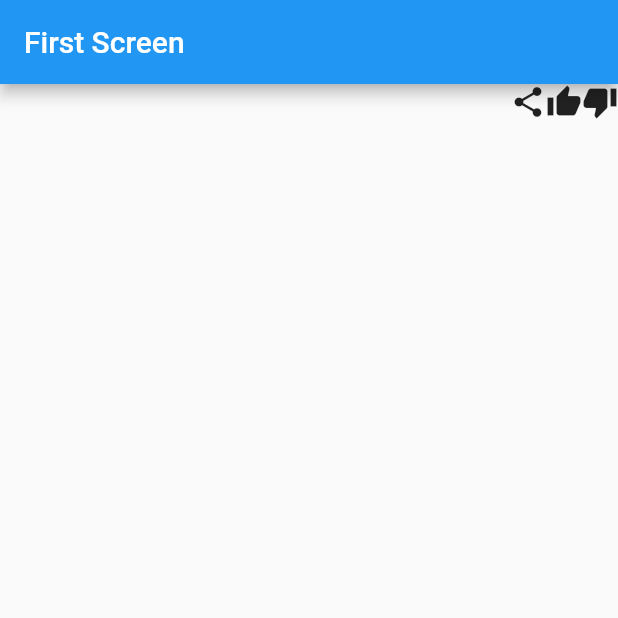
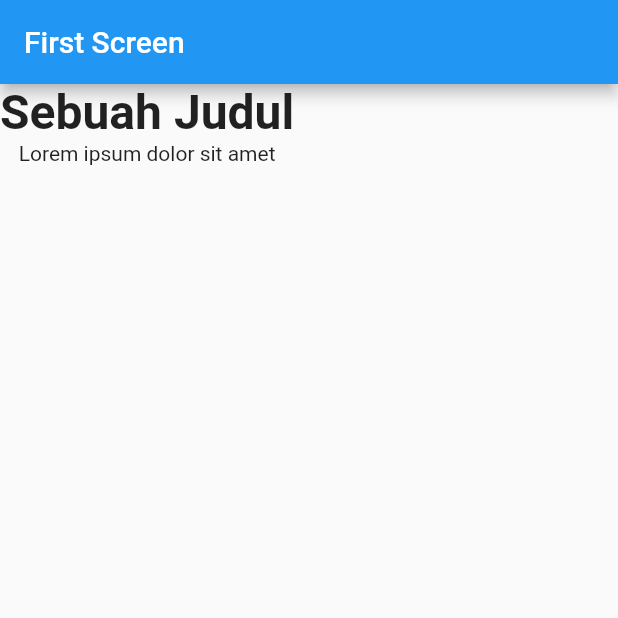
Before and after one commit to samani21/komponen-dasar-flutter, a Flutter app: the screen it shows after launch, on a phone screen of 412 x 824 dp, the top half of it. Run offline on Flutter 3.47's test engine with Material 2 defaults, Android fonts, the phone set to English and light mode, and no system bars.

Commit message:
membuat widget column

```diff
--- a/lib/main.dart
+++ b/lib/main.dart
@@ -26,14 +26,15 @@ class FirstScreen extends StatelessWidget {
             appBar: AppBar(
               title: Text('First Screen'),
             ),
-      body: Row(
-        mainAxisAlignment: MainAxisAlignment.end,
+            body: Column(
               children: <Widget>[
-          Icon(Icons.share),
-          Icon(Icons.thumb_up),
-          Icon(Icons.thumb_down),
+                Text(
+                  'Sebuah Judul',
+                  style: TextStyle(fontSize: 32, fontWeight: FontWeight.bold),
+                ),
+                Text('Lorem ipsum dolor sit amet'),
               ],
-      ),
+            )
           )
         );
   }
```
Lines whose indentation alone changed are shown as unchanged.
